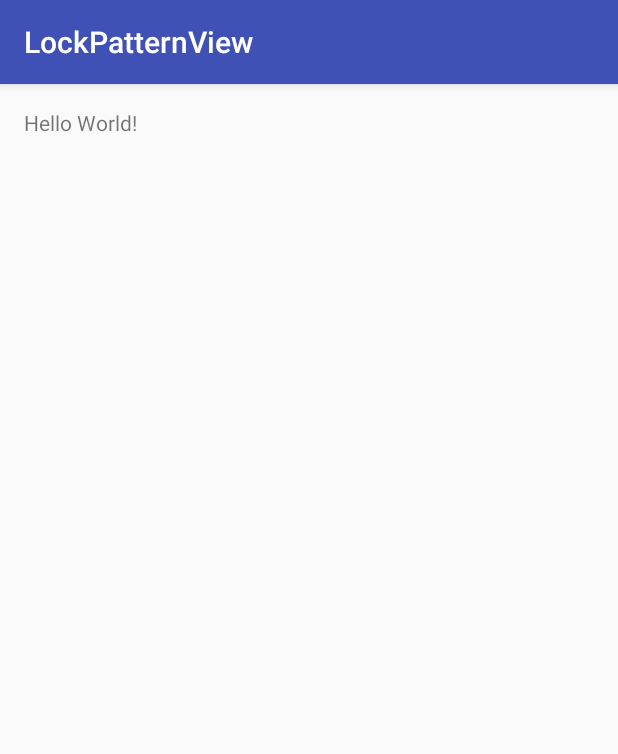
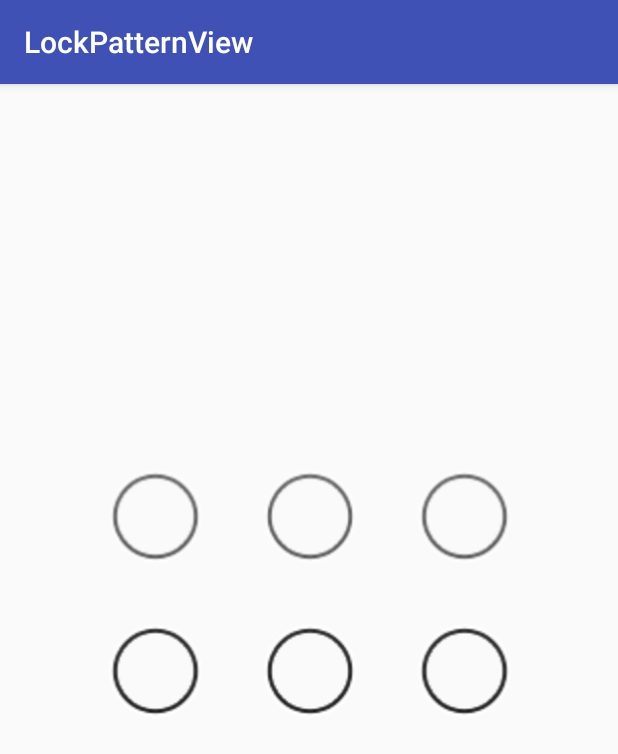
Before and after one commit to AndroidStudyWXB/LockPatterView, an Android app: the screen it shows after launch (MainActivity), on a phone screen of 412 x 824 dp. Shown: the top 754 px of the screen. Run offline under Robolectric (Android 15) with nearby library versions, the phone set to English and light mode, and no system bars.

Commit message:
draw point

```diff
--- a/app/src/main/java/com/study/lockpatternview/LockPatterView.java
+++ b/app/src/main/java/com/study/lockpatternview/LockPatterView.java
@@ -1,8 +1,10 @@
 package com.study.lockpatternview;
 
 import android.content.Context;
+import android.graphics.Bitmap;
+import android.graphics.BitmapFactory;
 import android.graphics.Canvas;
-import android.graphics.Point;
+import android.graphics.Paint;
 import android.util.AttributeSet;
 import android.view.View;
 
@@ -12,7 +14,12 @@ import android.view.View;
 public class LockPatterView extends View{
 
     private Point[][] points = new Point[3][3];
-    private float width, height, offsetX, offsetY;
+
+    private float width, height, offsetX, offsetY, bitmapR;
+
+    private Bitmap bitmap_pressed, bitmap_normal, bitmap_error, bitmap_line, bitmap_line_error;
+
+    private Paint paint = new Paint(Paint.ANTI_ALIAS_FLAG);
 
     /*
     *  构造函数
@@ -49,13 +56,97 @@ public class LockPatterView extends View{
     *
     */
     private void initPoints() {
+        // step1 : get width and height of layout
+        width  = getWidth();
+        height = getHeight();
 
+        // step2 : determine horizontal or vertical direction
+        if(height > width) {
+            offsetY = (height - width) / 2;
+        } else {
+            offsetX = (width - height) / 2;
+        }
+
+        // step3 : image resource
+        bitmap_normal  = BitmapFactory.decodeResource(getResources(), R.drawable.btn_circle_normal);
+        bitmap_pressed = BitmapFactory.decodeResource(getResources(), R.drawable.btn_circle_pressed);
+        bitmap_error   = BitmapFactory.decodeResource(getResources(), R.drawable.btn_circle_selected);
+        bitmap_line    = BitmapFactory.decodeResource(getResources(), R.drawable.btn_line);
+        bitmap_line_error = BitmapFactory.decodeResource(getResources(), R.drawable.btn_line_error);
+
+        // step4 : create points
+        points[0][0] = new Point(width / 4,    offsetY + width / 4);
+        points[0][1] = new Point(width / 2,    offsetY + width / 4);
+        points[0][2] = new Point(width / 4 *3, offsetY + width / 4);
+
+        points[1][0] = new Point(width / 4,    offsetY + width / 4 * 2);
+        points[1][1] = new Point(width / 2,    offsetY + width / 4 * 2);
+        points[1][2] = new Point(width / 4 *3, offsetY + width / 4 * 2);
+
+        points[2][0] = new Point(width / 4,    offsetY + width / 4 * 2);
+        points[2][1] = new Point(width / 2,    offsetY + width / 4 * 2);
+        points[2][2] = new Point(width / 4 *3, offsetY + width / 4 * 2);
+
+        // step5 : get bitmap radius
+        bitmapR = bitmap_normal.getWidth() / 2;
+
+        // step6 : set init flag
+        isInit = true;
     }
 
     /*
     *
     */
     private void points2Canvas(Canvas canvas) {
+        // i is index of row
+        for(int i = 0; i < points.length; i++) {
+            // j is index of col
+            for(int j = 0; j < points[i].length; j++) {
+                Point point = points[i][j];
 
+                switch(point.state) {
+                    case Point.STATE_ERROR:
+                        canvas.drawBitmap(bitmap_error,
+                                point.x - bitmapR, point.y - bitmapR, paint);
+                        break;
+                    case Point.STATE_NORMAL:
+                        canvas.drawBitmap(bitmap_normal,
+                                point.x - bitmapR, point.y - bitmapR, paint);
+                        break;
+                    case Point.STATE_PRESSED:
+                        canvas.drawBitmap(bitmap_pressed,
+                                point.x - bitmapR, point.y - bitmapR, paint);
+                        break;
+                    default:
+                        canvas.drawBitmap(bitmap_normal,
+                                point.x - bitmapR, point.y - bitmapR, paint);
+                        break;
+                }
+            }
+        }
+    }
+
+    /*
+    * self define point
+    */
+    public static class Point {
+        public static final int STATE_NORMAL  = 0;
+        public static final int STATE_PRESSED = 1;
+        public static final int STATE_ERROR   = 2;
+        public float x, y;
+        public int index = 0, state = 0;
+
+        // constructor
+        public Point() {
+        }
+        public Point(float x, float y) {
+            this.x = x;
+            this.y = y;
+        }
+        // distance
+        public static double distance(Point a, Point b) {
+            return Math.sqrt(Math.abs(a.x - b.x) * Math.abs(a.x - b.x)
+                    + Math.abs(a.y - b.y) * Math.abs(a.y - b.y));
+        }
     }
 }
--- a/app/src/main/java/com/study/lockpatternview/MainActivity.java
+++ b/app/src/main/java/com/study/lockpatternview/MainActivity.java
@@ -5,9 +5,13 @@ import android.os.Bundle;
 
 public class MainActivity extends AppCompatActivity {
 
+    LockPatterView lock;
+
     @Override
     protected void onCreate(Bundle savedInstanceState) {
         super.onCreate(savedInstanceState);
         setContentView(R.layout.activity_main);
+
+        lock = (LockPatterView) findViewById(R.id.lock_view);
     }
 }
--- a/app/src/main/res/layout/activity_main.xml
+++ b/app/src/main/res/layout/activity_main.xml
@@ -1,17 +1,13 @@
 <?xml version="1.0" encoding="utf-8"?>
-<RelativeLayout
+<LinearLayout
     xmlns:android="http://schemas.android.com/apk/res/android"
-    xmlns:tools="http://schemas.android.com/tools"
     android:layout_width="match_parent"
-    android:layout_height="match_parent"
-    android:paddingLeft="@dimen/activity_horizontal_margin"
-    android:paddingRight="@dimen/activity_horizontal_margin"
-    android:paddingTop="@dimen/activity_vertical_margin"
-    android:paddingBottom="@dimen/activity_vertical_margin"
-    tools:context=".MainActivity">
+    android:layout_height="match_parent">
 
-    <TextView
-        android:text="Hello World!"
-        android:layout_width="wrap_content"
-        android:layout_height="wrap_content"/>
-</RelativeLayout>
+    <com.study.lockpatternview.LockPatterView
+        android:id="@+id/lock_view"
+        android:layout_width="match_parent"
+        android:layout_height="match_parent"
+        />
+
+</LinearLayout>
```
Also changed, not shown: app/src/main/res/drawable-hdpi/btn_line.png (added), app/src/main/res/drawable-hdpi/btn_line_error.png (added), app/src/main/res/drawable-hdpi/ic_launcher.png (added), app/src/main/res/drawable-ldpi/btn_circle_normal.png (added), app/src/main/res/drawable-ldpi/btn_circle_pressed.png (added), app/src/main/res/drawable-ldpi/btn_circle_selected.png (added).
